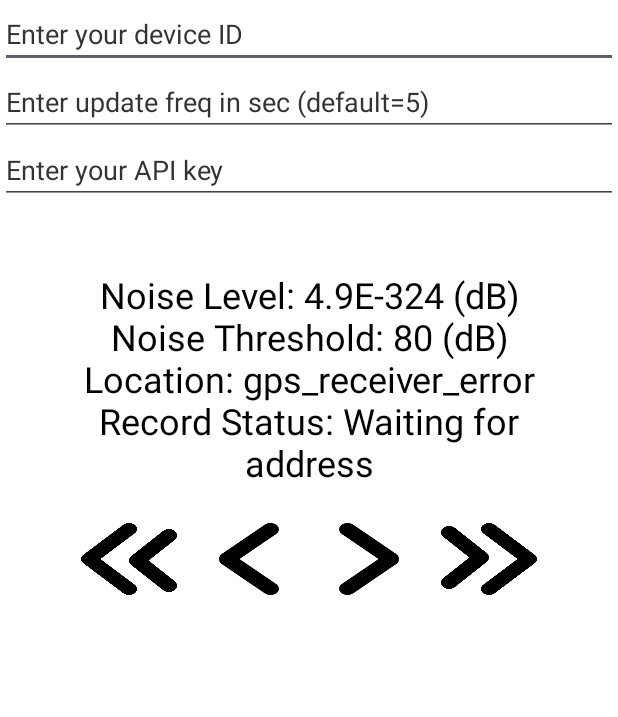
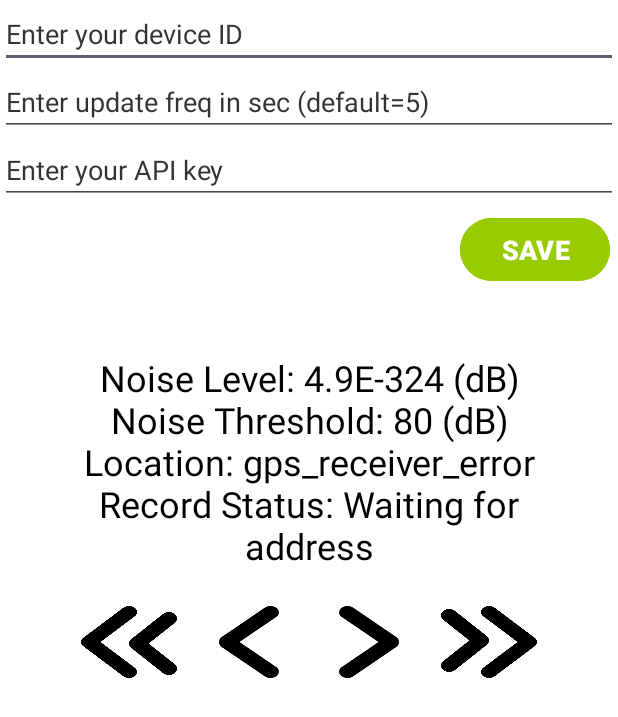
Before and after one commit to keneoneth/NoiseAutoReporterApp, an Android app: the screen it shows after launch (MainActivity), on a phone screen of 412 x 824 dp. Shown: the top 717 px of the screen. Run offline under Robolectric (Android 15) with nearby library versions, the phone set to English and light mode, and no system bars.

Commit message:
Add save feature to record user input values

```diff
--- a/app/src/main/java/com/example/noiseautoreporterapp/MainActivity.java
+++ b/app/src/main/java/com/example/noiseautoreporterapp/MainActivity.java
@@ -9,8 +9,10 @@ import androidx.appcompat.app.AppCompatActivity;
 import androidx.core.app.ActivityCompat;
 
 import android.app.AlertDialog;
+import android.content.Context;
 import android.content.DialogInterface;
 import android.content.Intent;
+import android.content.SharedPreferences;
 import android.content.pm.PackageManager;
 import android.graphics.Color;
 import android.os.Bundle;
@@ -20,6 +22,7 @@ import android.util.Log;
 import android.view.View;
 import android.view.ViewGroup;
 import android.widget.ArrayAdapter;
+import android.widget.Button;
 import android.widget.EditText;
 import android.widget.ImageButton;
 import android.widget.ListView;
@@ -39,6 +42,9 @@ public class MainActivity extends AppCompatActivity {
     private static final int DEFAULT_NOISE_FAST_FW_LEVEL = 10;
     private static final int DEFAULT_NOISE_FW_LEVEL = 1;
     private static final int NOISE_SCAN_FREQ = 100;
+    private static final String KEY_DEV_ID = "DEV_ID";
+    private static final String KEY_UPDATE_FREQ = "UPDATE_FREQ";
+    private static final String KEY_API_KEY = "API_KEY";
     private NoiseMeter noiseMeter = null;
     private GPSReceiver gpsReceiver = null;
     private NoiseRecorder noiseRecorder = null;
@@ -89,6 +95,17 @@ public class MainActivity extends AppCompatActivity {
         Intent intent = new Intent(Settings.ACTION_LOCATION_SOURCE_SETTINGS);
         locationSettingsLauncher.launch(intent);
     }
+    private String getValueFromSave(String key) {
+        SharedPreferences sharedPref = getPreferences(Context.MODE_PRIVATE);
+        String savedValue = sharedPref.getString(key, ""); //the 2 argument return default value
+        return savedValue;
+    }
+    private void saveFromEditText(String key, String value) {
+        SharedPreferences sharedPref = getPreferences(Context.MODE_PRIVATE);
+        SharedPreferences.Editor editor = sharedPref.edit();
+        editor.putString(key, value);
+        editor.apply();
+    }
 
     @Override
     protected void onCreate(Bundle savedInstanceState) {
@@ -96,8 +113,11 @@ public class MainActivity extends AppCompatActivity {
         setContentView(R.layout.activity_main);
         // set up edit text
         EditText etDevID = findViewById(R.id.DEVICEID);
+        etDevID.setText(getValueFromSave(KEY_DEV_ID));
         EditText etUpdateFreq = findViewById(R.id.UPDATEFREQ);
+        etUpdateFreq.setText(getValueFromSave(KEY_UPDATE_FREQ));
         EditText etAPIKey = findViewById(R.id.APIKEY);
+        etAPIKey.setText(getValueFromSave(KEY_API_KEY));
         // set up tools
         gpsReceiver = new GPSReceiver(this);
         noiseRecorder = new NoiseRecorder(gpsReceiver,etDevID,etAPIKey);
@@ -135,7 +155,16 @@ public class MainActivity extends AppCompatActivity {
                     }
                 }
         );
-
+        Button button = (Button) findViewById(R.id.BUTTONSAVE);
+        button.setOnClickListener(new View.OnClickListener() {
+            @Override
+            public void onClick(View v) {
+                saveFromEditText(KEY_DEV_ID, etDevID.getText().toString());
+                saveFromEditText(KEY_UPDATE_FREQ, etUpdateFreq.getText().toString());
+                saveFromEditText(KEY_API_KEY, etAPIKey.getText().toString());
+                showToastMssg("User Input Saved");
+            }
+        });
 
         // set up buttons to control noise threshold levels
         ImageButton ibtnLeftFastForward = (ImageButton) findViewById(R.id.BUTTONLFFW);
--- a/app/src/main/res/layout/activity_main.xml
+++ b/app/src/main/res/layout/activity_main.xml
@@ -35,12 +35,22 @@
         android:textColor="@color/black"
         android:textColorHint="#333333"
         app:layout_constraintTop_toBottomOf="@+id/UPDATEFREQ"/>
-
+    <Button
+        android:id="@+id/BUTTONSAVE"
+        android:layout_width="100dp"
+        android:layout_height="50dp"
+        android:layout_margin="5dp"
+        android:textSize="18dp"
+        android:text="SAVE"
+        android:textStyle="bold"
+        android:backgroundTint="@android:color/holo_green_light"
+        app:layout_constraintEnd_toEndOf="parent"
+        app:layout_constraintTop_toBottomOf="@+id/APIKEY"/>
     <Space
         android:id="@+id/empty_view"
         android:layout_width="match_parent"
         android:layout_height="20dp"
-        app:layout_constraintTop_toBottomOf="@+id/APIKEY"/>
+        app:layout_constraintTop_toBottomOf="@+id/BUTTONSAVE"/>
     <TextView
         android:id="@+id/MAINTEXT"
         android:layout_width="match_parent"
```
